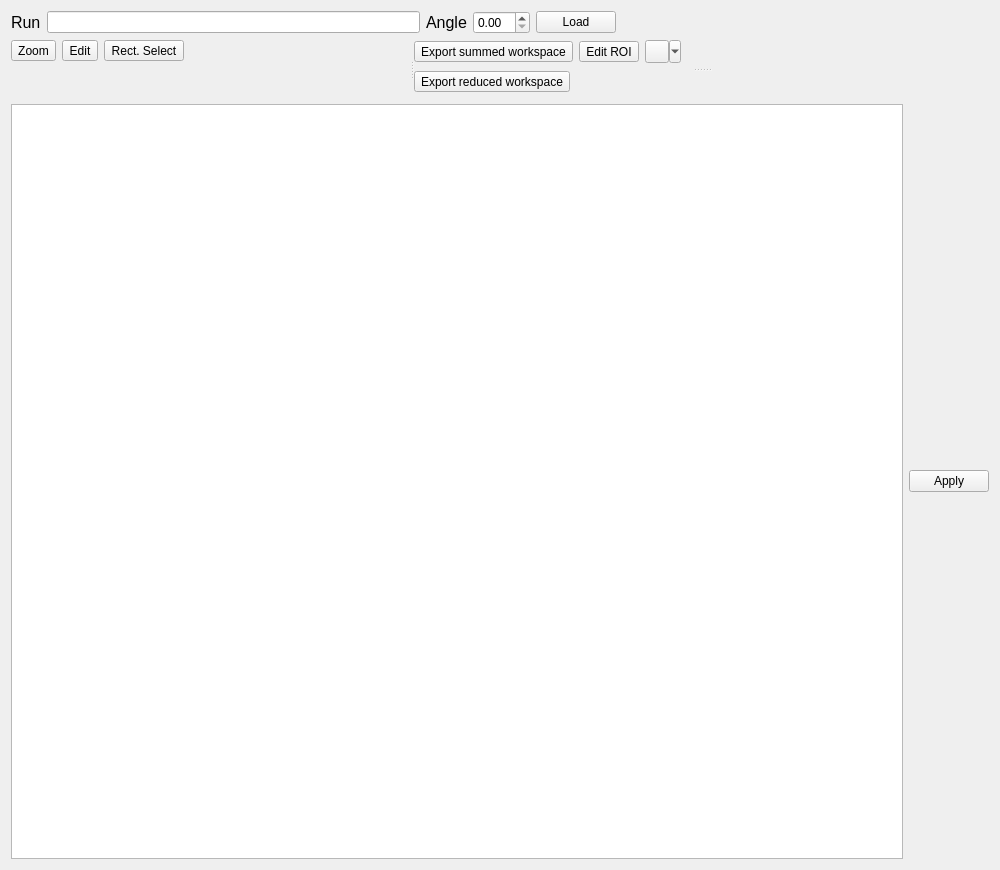
Above: qt/scientific_interfaces/ISISReflectometry/GUI/Preview/PreviewWidget.ui from mantidproject/mantid before the change. Below: the same form after it.
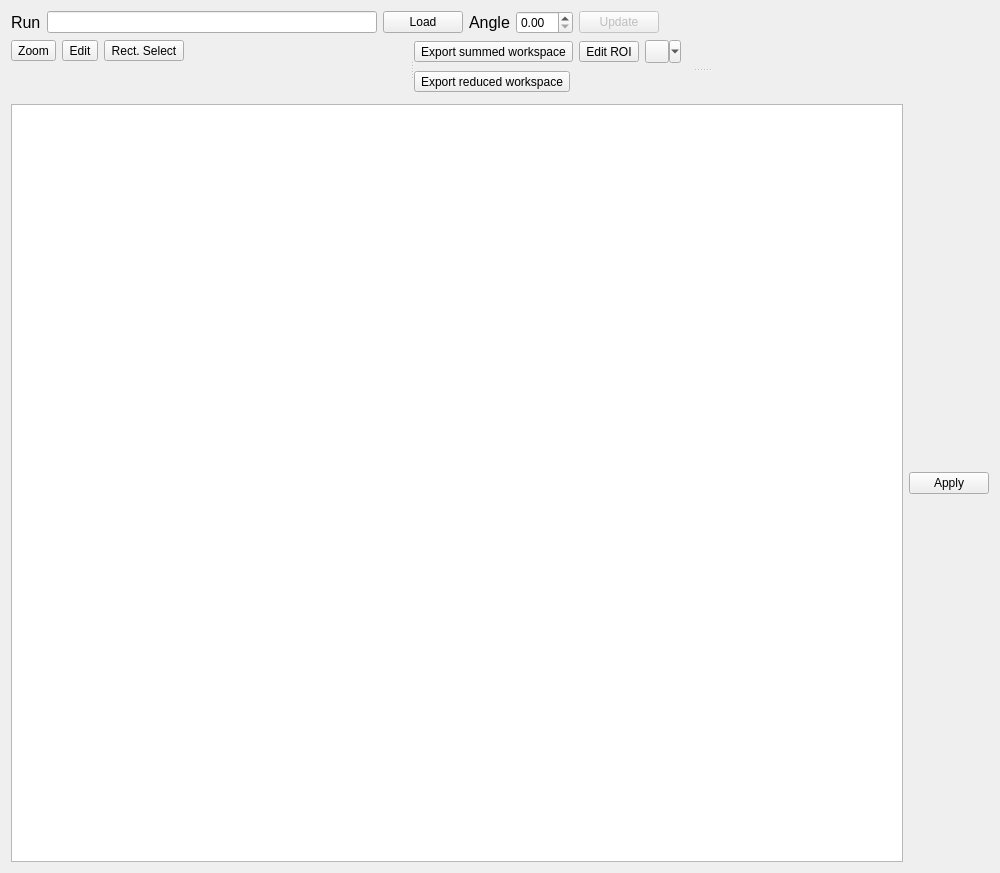
That is the form after the change. Custom widgets are drawn as their Qt base class.

Commit message:
Add an update button to run a reduction after changing an angle
Refs #34220

```diff
--- a/qt/scientific_interfaces/ISISReflectometry/GUI/Preview/PreviewWidget.ui
+++ b/qt/scientific_interfaces/ISISReflectometry/GUI/Preview/PreviewWidget.ui
@@ -7,7 +7,7 @@
     <x>0</x>
     <y>0</y>
     <width>1000</width>
-    <height>870</height>
+    <height>873</height>
    </rect>
   </property>
   <property name="sizePolicy">
@@ -43,6 +43,13 @@
      <item>
       <widget class="QLineEdit" name="workspace_line_edit"/>
      </item>
+     <item>
+      <widget class="QPushButton" name="load_button">
+       <property name="text">
+        <string>Load</string>
+       </property>
+      </widget>
+     </item>
      <item>
       <widget class="QLabel" name="angle_label">
        <property name="sizePolicy">
@@ -65,9 +72,12 @@
       <widget class="QDoubleSpinBox" name="angle_spin_box"/>
      </item>
      <item>
-      <widget class="QPushButton" name="load_button">
+      <widget class="QPushButton" name="update_button">
+       <property name="enabled">
+        <bool>false</bool>
+       </property>
        <property name="text">
-        <string>Load</string>
+        <string>Update</string>
        </property>
       </widget>
      </item>
```
The commit also changes 7 other files.
